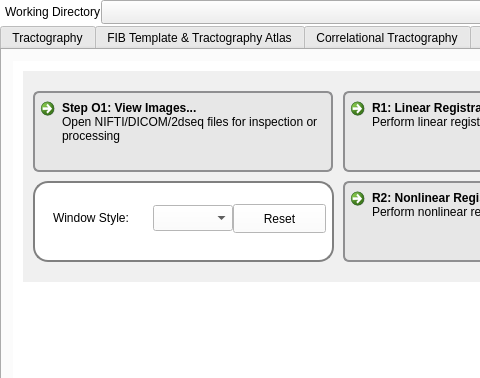
Before: the Qt Designer form mainwindow.ui in frankyeh/DSI-Studio, drawn with Qt 5; both pictures show x 0 to 480 and y 0 to 378 of the 1272 by 758 pixel window.
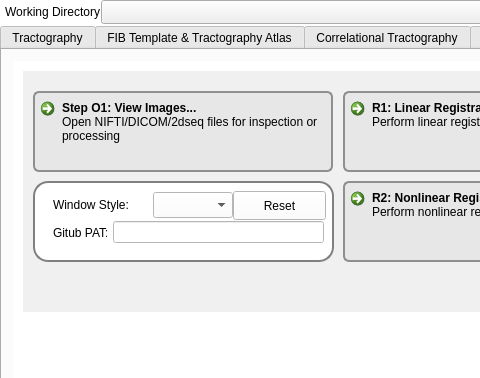
After: the same form once the commit is applied. The open tabs and pages were chosen to show the change. Icons and pictures are not drawn.

```diff
--- a/mainwindow.ui
+++ b/mainwindow.ui
@@ -3038,20 +3038,6 @@
                     </property>
                    </widget>
                   </item>
-                  <item>
-                   <widget class="QLabel" name="label_50">
-                    <property name="text">
-                     <string>Gitub PAT:</string>
-                    </property>
-                   </widget>
-                  </item>
-                  <item>
-                   <widget class="QLineEdit" name="github_token">
-                    <property name="echoMode">
-                     <enum>QLineEdit::PasswordEchoOnEdit</enum>
-                    </property>
-                   </widget>
-                  </item>
                   <item>
                    <widget class="QCheckBox" name="download_overwrite">
                     <property name="text">
@@ -3239,7 +3225,7 @@
            <property name="geometry">
             <rect>
              <x>40</x>
-             <y>147</y>
+             <y>134</y>
              <width>101</width>
              <height>20</height>
             </rect>
@@ -3258,7 +3244,7 @@
            <property name="geometry">
             <rect>
              <x>220</x>
-             <y>143</y>
+             <y>130</y>
              <width>93</width>
              <height>29</height>
             </rect>
@@ -3271,7 +3257,7 @@
            <property name="geometry">
             <rect>
              <x>140</x>
-             <y>144</y>
+             <y>131</y>
              <width>80</width>
              <height>26</height>
             </rect>
@@ -3283,7 +3269,7 @@
              <x>10</x>
              <y>10</y>
              <width>971</width>
-             <height>211</height>
+             <height>241</height>
             </rect>
            </property>
            <property name="styleSheet">
@@ -3293,6 +3279,32 @@
             <string/>
            </property>
           </widget>
+          <widget class="QLabel" name="label_50">
+           <property name="geometry">
+            <rect>
+             <x>40</x>
+             <y>160</y>
+             <width>54</width>
+             <height>24</height>
+            </rect>
+           </property>
+           <property name="text">
+            <string>Gitub PAT:</string>
+           </property>
+          </widget>
+          <widget class="QLineEdit" name="github_token">
+           <property name="geometry">
+            <rect>
+             <x>100</x>
+             <y>160</y>
+             <width>211</width>
+             <height>22</height>
+            </rect>
+           </property>
+           <property name="echoMode">
+            <enum>QLineEdit::PasswordEchoOnEdit</enum>
+           </property>
+          </widget>
           <zorder>label_12</zorder>
           <zorder>parse_network_measures</zorder>
           <zorder>linear_reg</zorder>
@@ -3303,6 +3315,8 @@
           <zorder>label_11</zorder>
           <zorder>clear_settings</zorder>
           <zorder>styles</zorder>
+          <zorder>label_50</zorder>
+          <zorder>github_token</zorder>
          </widget>
         </item>
        </layout>
```
